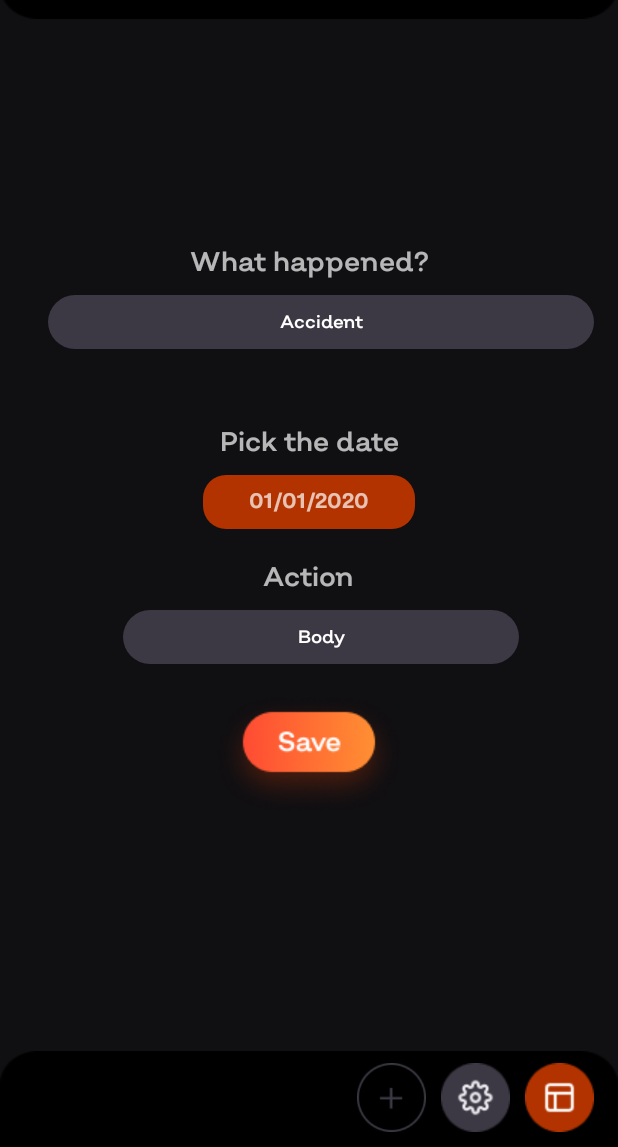
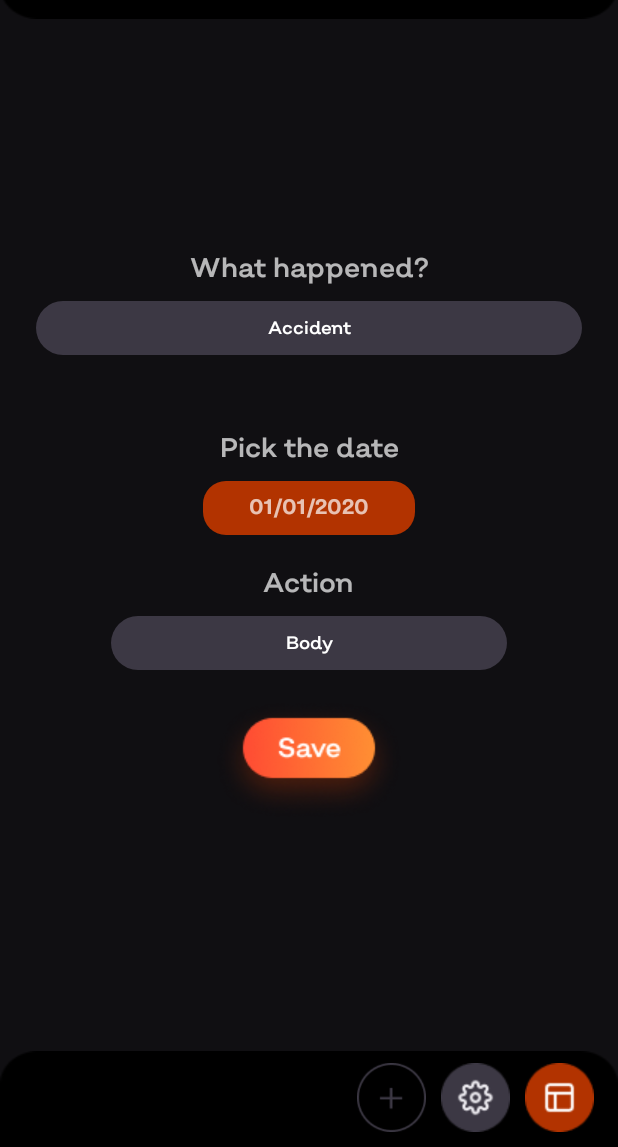
Before and after one commit to barsanescudiana/Auto-Studio, an Android app: the EventActivity screen opened directly, with no data from a screen before it, on a phone screen of 412 x 824 dp, the part 89-1236 px from its top. Run offline under Robolectric (Android 15) with nearby library versions, the phone set to English and light mode, and no system bars; our stand-ins replace Room's generated code.

Commit message:
push ca na

```diff
--- a/AS/app/src/main/AndroidManifest.xml
+++ b/AS/app/src/main/AndroidManifest.xml
@@ -12,7 +12,8 @@
         android:roundIcon="@mipmap/logo_auto_studio_round"
         android:supportsRtl="true"
         android:theme="@style/AppTheme">
-        <activity android:name=".EventActivity"></activity>
+        <activity android:name=".ProfileActivity"></activity>
+        <activity android:name=".EventActivity" />
         <activity android:name=".SettingsActivity" />
         <activity android:name=".AddCarActivity2" />
         <activity android:name=".DocsActivity" />
--- a/AS/app/src/main/java/com/example/autostudio/CarActivity.java
+++ b/AS/app/src/main/java/com/example/autostudio/CarActivity.java
@@ -57,6 +57,7 @@ public class CarActivity extends AppCompatActivity {
             @Override
             public void onClick(View v) {
                 Intent eventIntent = new Intent(getApplicationContext(), EventActivity.class);
+                eventIntent.putExtra("CAR_ID", testCar.getCarId());
                 startActivity(eventIntent);
             }
         });
--- a/AS/app/src/main/java/com/example/autostudio/CarsDB.java
+++ b/AS/app/src/main/java/com/example/autostudio/CarsDB.java
@@ -25,4 +25,5 @@ public abstract class CarsDB extends RoomDatabase {
     }
 
     public abstract CarsDao getCarsDao();
+
 }
--- a/AS/app/src/main/java/com/example/autostudio/EventActivity.java
+++ b/AS/app/src/main/java/com/example/autostudio/EventActivity.java
@@ -4,23 +4,36 @@ import androidx.appcompat.app.AppCompatActivity;
 
 import android.content.Intent;
 import android.os.Bundle;
+import android.util.Log;
 import android.view.View;
 import android.widget.AdapterView;
 import android.widget.ArrayAdapter;
 import android.widget.Button;
+import android.widget.EditText;
 import android.widget.Spinner;
+import android.widget.TextView;
+import android.widget.Toast;
 
 import java.lang.reflect.Array;
 import java.util.ArrayList;
+import java.util.Date;
 
 public class EventActivity extends AppCompatActivity {
 
     ArrayList<String> events, actions;
+    EventsDB eventsDB;
+    Button add;
+    int carId;
+    String eventName;
+    Event event;
 
     @Override
     protected void onCreate(Bundle savedInstanceState) {
         super.onCreate(savedInstanceState);
         setContentView(R.layout.activity_event);
+
+        eventsDB = EventsDB.getInstance(this);
+        carId = getIntent().getIntExtra("CAR_ID", 0);
 
         events = new ArrayList<>();
 
@@ -38,6 +51,13 @@ public class EventActivity extends AppCompatActivity {
         actions.add("Engine");
         actions.add("Suspension & break");
 
+        final Spinner eventSpinner = (Spinner) findViewById(R.id.event_spinner);
+        ArrayAdapter<String> eventAdapter = new ArrayAdapter<>(this,
+                R.layout.event_spinner_item,
+                events);
+        eventAdapter.setDropDownViewResource(R.layout.event_spinner_dropdown_item);
+        eventSpinner.setAdapter(eventAdapter);
+
         Spinner actionSpinner = (Spinner) findViewById(R.id.action_spinner);
         ArrayAdapter<String> actionAdapter = new ArrayAdapter<>(this,
                 R.layout.event_spinner_item,
@@ -45,12 +65,38 @@ public class EventActivity extends AppCompatActivity {
         actionAdapter.setDropDownViewResource(R.layout.event_spinner_dropdown_item);
         actionSpinner.setAdapter(actionAdapter);
 
-        Spinner eventSpinner = (Spinner) findViewById(R.id.event_spinner);
-        ArrayAdapter<String> eventAdapter = new ArrayAdapter<>(this,
-                R.layout.event_spinner_item,
-                events);
-        eventAdapter.setDropDownViewResource(R.layout.event_spinner_dropdown_item);
-        eventSpinner.setAdapter(eventAdapter);
+        final String action = actionSpinner.getSelectedItem().toString();
+
+        eventSpinner.setOnItemSelectedListener(new AdapterView.OnItemSelectedListener() {
+            @Override
+            public void onItemSelected(AdapterView<?> parent, View view, int position, long id) {
+                if (eventSpinner.getSelectedItem().toString() == "ITP" || eventSpinner.getSelectedItem().toString() == "RCA") {
+                    findViewById(R.id.action_layout).setVisibility(View.GONE);
+                    eventName = "Renewed " + eventSpinner.getSelectedItem().toString();
+                } else {
+                    findViewById(R.id.action_layout).setVisibility(View.VISIBLE);
+                    eventName = action;
+                }
+            }
+
+            @Override
+            public void onNothingSelected(AdapterView<?> parent) {
+
+            }
+        });
+
+        add = findViewById(R.id.save_button);
+        add.setOnClickListener(new View.OnClickListener() {
+            @Override
+            public void onClick(View v) {
+                if(carId != 0) {
+                    TextView date = findViewById(R.id.date_input);
+                    event = new Event(eventName, new Date(date.getText().toString()), carId);
+                    Log.e("EVENT", event.toString() );
+                    eventsDB.getEventsDao().insert(event);
+                }
+            }
+        });
 
         Button settings = (Button) findViewById(R.id.btn_settings);
         settings.setOnClickListener(new View.OnClickListener() {
--- a/AS/app/src/main/res/layout/activity_event.xml
+++ b/AS/app/src/main/res/layout/activity_event.xml
@@ -20,8 +20,10 @@
             android:id="@+id/event_layout"
             android:layout_width="wrap_content"
             android:layout_height="wrap_content"
+            android:layout_marginTop="8dp"
             android:paddingBottom="50sp"
             app:layout_constraintEnd_toEndOf="parent"
+            app:layout_constraintHorizontal_bias="0.0"
             app:layout_constraintStart_toStartOf="parent"
             app:layout_constraintTop_toTopOf="parent">
 
@@ -41,12 +43,12 @@
                 android:id="@+id/event_spinner"
                 android:layout_width="364dp"
                 android:layout_height="36dp"
-                android:layout_marginStart="16dp"
                 android:background="@drawable/edit_text_bg"
                 android:fontFamily="@font/salvatore_light"
                 android:textSize="14sp"
                 app:layout_constraintLeft_toLeftOf="parent"
                 app:layout_constraintRight_toRightOf="parent"
+                app:layout_constraintStart_toStartOf="parent"
                 app:layout_constraintTop_toBottomOf="@id/event_label"
                 tools:ignore="RtlSymmetry" />
 
@@ -74,7 +76,7 @@
                 app:layout_constraintTop_toTopOf="parent" />
 
             <EditText
-                android:id="@+id/rcaDate"
+                android:id="@+id/date_input"
                 android:layout_width="141dp"
                 android:layout_height="36dp"
                 android:background="@drawable/orange_edit_text_bg"
@@ -114,19 +116,28 @@
                 android:id="@+id/action_spinner"
                 android:layout_width="264dp"
                 android:layout_height="36dp"
-                android:layout_marginStart="16dp"
                 android:background="@drawable/edit_text_bg"
                 android:fontFamily="@font/salvatore_light"
                 android:textSize="14sp"
                 app:layout_constraintLeft_toLeftOf="parent"
                 app:layout_constraintRight_toRightOf="parent"
+                app:layout_constraintStart_toStartOf="parent"
                 app:layout_constraintTop_toBottomOf="@id/action_label"
                 tools:ignore="RtlSymmetry" />
 
         </androidx.constraintlayout.widget.ConstraintLayout>
 
+        <androidx.constraintlayout.widget.ConstraintLayout
+            android:layout_width="wrap_content"
+            android:layout_height="wrap_content"
+            app:layout_constraintBottom_toBottomOf="@+id/action_layout"
+            app:layout_constraintEnd_toEndOf="@+id/event_layout"
+            app:layout_constraintStart_toStartOf="parent">
+
+        </androidx.constraintlayout.widget.ConstraintLayout>
+
         <Button
-            android:id="@+id/save"
+            android:id="@+id/save_button"
             android:layout_width="wrap_content"
             android:layout_height="wrap_content"
             android:background="@drawable/save_btn"
--- a/AS/app/src/main/res/layout/top_bottom_nav.xml
+++ b/AS/app/src/main/res/layout/top_bottom_nav.xml
@@ -43,9 +43,27 @@
             android:background="@drawable/bottom_nav_bg"
             app:layout_constraintBottom_toBottomOf="parent">
 
-            <androidx.constraintlayout.widget.ConstraintLayout
+            <LinearLayout
                 android:layout_width="match_parent"
-                android:layout_height="wrap_content">
+                android:layout_height="wrap_content"
+                android:layout_gravity="end"
+                android:gravity="end">
+
+                <Button
+                    android:id="@+id/btn_add"
+                    android:layout_width="46dp"
+                    android:layout_height="46dp"
+                    android:layout_marginTop="8dp"
+                    android:layout_marginEnd="10dp"
+                    android:background="@drawable/add_car" />
+
+                <Button
+                    android:id="@+id/btn_settings"
+                    android:layout_width="46dp"
+                    android:layout_height="46dp"
+                    android:layout_marginTop="8dp"
+                    android:layout_marginEnd="10dp"
+                    android:background="@drawable/settings_bottom_nav" />
 
                 <Button
                     android:id="@+id/btn_main"
@@ -53,31 +71,9 @@
                     android:layout_height="46dp"
                     android:layout_marginTop="8dp"
                     android:layout_marginEnd="16dp"
-                    android:background="@drawable/home_btn_bottom_nav"
-                    app:layout_constraintEnd_toEndOf="parent"
-                    app:layout_constraintTop_toTopOf="parent" />
+                    android:background="@drawable/home_btn_bottom_nav" />
 
-                <Button
-                    android:id="@+id/btn_settings"
-                    android:layout_width="46dp"
-                    android:layout_height="46dp"
-                    android:layout_marginTop="8dp"
-                    android:layout_marginEnd="10dp"
-                    android:background="@drawable/settings_bottom_nav"
-                    app:layout_constraintEnd_toStartOf="@+id/btn_main"
-                    app:layout_constraintTop_toTopOf="parent" />
-
-                <Button
-                    android:id="@+id/btn_add"
-                    android:layout_width="46dp"
-                    android:layout_height="46dp"
-                    android:layout_marginTop="8dp"
-                    android:layout_marginEnd="10dp"
-                    android:background="@drawable/add_car"
-                    app:layout_constraintEnd_toStartOf="@+id/btn_settings"
-                    app:layout_constraintTop_toTopOf="parent" />
-
-            </androidx.constraintlayout.widget.ConstraintLayout>
+            </LinearLayout>
 
         </LinearLayout>
 
--- a/AS/app/src/main/res/values/strings.xml
+++ b/AS/app/src/main/res/values/strings.xml
@@ -65,6 +65,8 @@
     <string name="event_name">event_name</string>
     <string name="event_date">event_date</string>
     <string name="delete">Delete</string>
+    <string name="name">Name</string>
+    <string name="email">Email</string>
     <string-array name="measurements">
         <item> hp </item>
         <item> kW </item>
```
Also changed, not shown: AS/app/src/main/java/com/example/autostudio/MainActivity.java (+14 -4 lines), AS/app/src/main/java/com/example/autostudio/ProfileActivity.java (added, +54 -0 lines), AS/app/src/main/java/com/example/autostudio/SettingsActivity.java (+2 -8 lines), AS/app/src/main/res/layout/activity_car.xml (+8 -3 lines), AS/app/src/main/res/layout/activity_profile.xml (added, +107 -0 lines), AS/app/src/main/res/layout/event_list_item.xml (+17 -9 lines).
